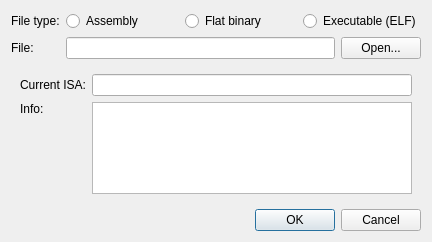
The window that src/loaddialog.ui (mortbopet/Ripes) describes before a commit, drawn with Qt 5.
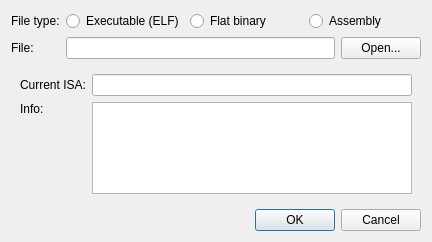
The same window after the commit.

Commit message: Make ELF files the first option of LoadDialog

The edit to the form file:
```diff
--- a/src/loaddialog.ui
+++ b/src/loaddialog.ui
@@ -46,20 +46,6 @@
      </item>
      <item row="0" column="1">
       <layout class="QHBoxLayout" name="horizontalLayout_2">
-       <item>
-        <widget class="QRadioButton" name="assemblyRadioButton">
-         <property name="text">
-          <string>Assembly</string>
-         </property>
-        </widget>
-       </item>
-       <item>
-        <widget class="QRadioButton" name="binaryRadioButton">
-         <property name="text">
-          <string>Flat binary</string>
-         </property>
-        </widget>
-       </item>
        <item>
         <widget class="QRadioButton" name="elfRadioButton">
          <property name="text">
@@ -67,6 +53,20 @@
          </property>
         </widget>
        </item>
+       <item>
+        <widget class="QRadioButton" name="binaryRadioButton">
+         <property name="text">
+          <string>Flat binary</string>
+         </property>
+        </widget>
+       </item>
+       <item>
+        <widget class="QRadioButton" name="assemblyRadioButton">
+         <property name="text">
+          <string>Assembly</string>
+         </property>
+        </widget>
+       </item>
       </layout>
      </item>
     </layout>
```
The commit also changes 1 other file.
